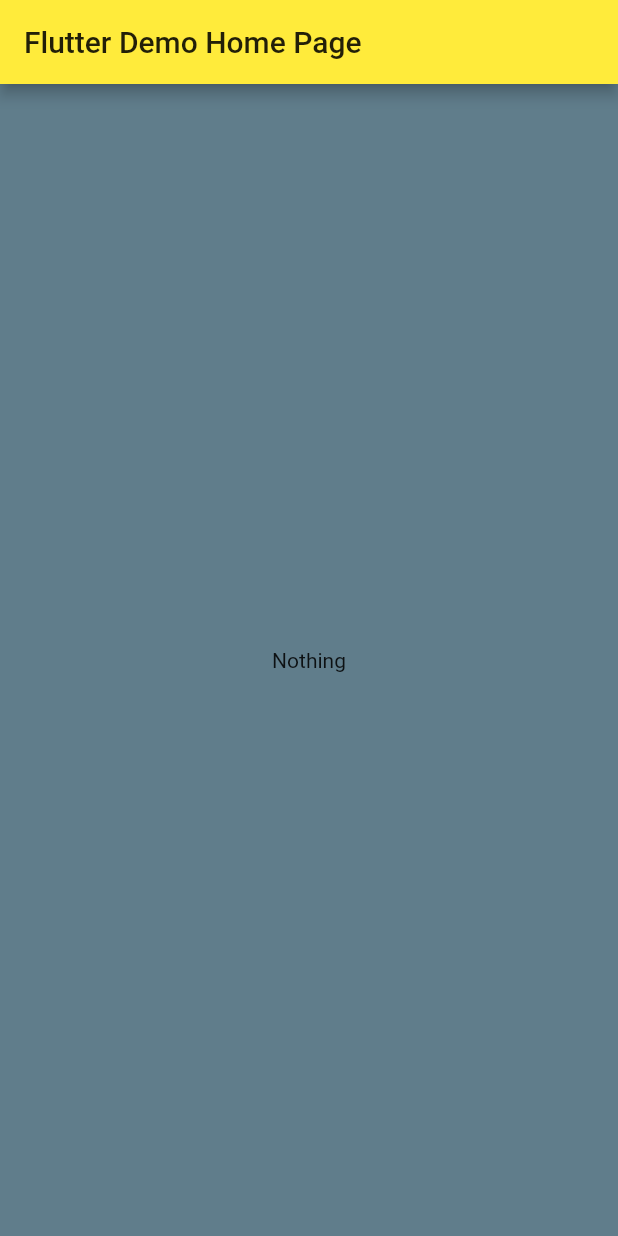
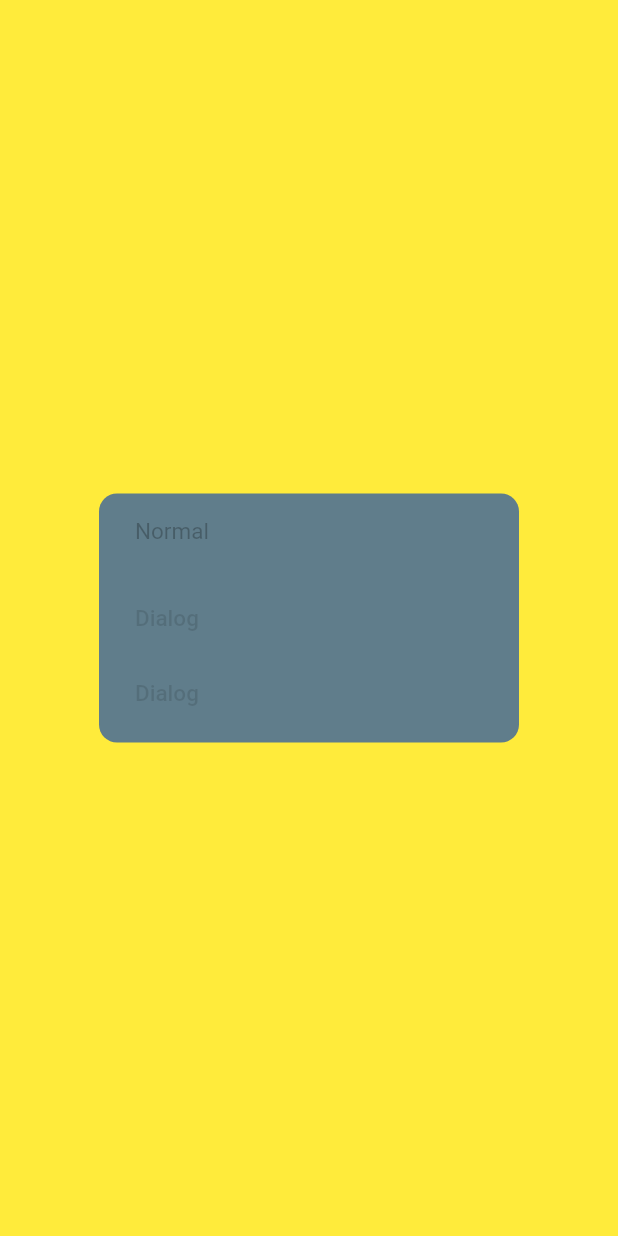
Before and after one commit to pavelsust/flutter_theme_project, a Flutter app: the screen it shows after launch, after a tap on "Nothing", on a phone screen of 412 x 824 dp. Run offline on Flutter 3.47's test engine with Material 2 defaults, Android fonts, the phone set to English and light mode, and no system bars.

Commit message:
dialog done with theme change

```diff
--- a/lib/main.dart
+++ b/lib/main.dart
@@ -1,6 +1,8 @@
 import 'package:flutter/material.dart';
 import 'package:flutter/services.dart';
 import 'package:flutter_theme_project/state/ThemeSetting.dart';
+import 'package:flutter_theme_project/state/dialog_overlay.dart';
+import 'package:flutter_theme_project/state/dialog_screen.dart';
 import 'package:flutter_theme_project/state/state_container.dart';
 
 void main() async{
@@ -49,12 +51,32 @@ class _MyHomePageState extends State<MyHomePage> {
         child: Center(
           child: GestureDetector(
               onTap: (){
-                print("Click");
-                StateContainer.of(context).updateTheme(ThemeOptions.LIGHT);
+                //StateContainer.of(context).updateTheme(ThemeOptions.LIGHT);
+                showAppDialog(
+                    context: context,
+                    builder: (_) => DialogOverlay(
+                        title: "Testing purpose",
+                        optionsList: getThemeList(),));
               },
               child: Text("Nothing")),
         ),
       )
     );
   }
+
+
+
+  List<DialogListItem> getThemeList() {
+    List<DialogListItem> ret = [];
+    ThemeOptions.values.forEach((ThemeOptions value) {
+      ThemeSetting theme = ThemeSetting(value);
+      ret.add(DialogListItem(
+          option: theme.getDisplayName(context),
+          action: () {
+            StateContainer.of(context).updateTheme(ThemeSetting(value));
+            Navigator.of(context).pop();
+          }));
+    });
+    return ret;
+  }
 }
--- /dev/null
+++ b/lib/state/dialog_overlay.dart
@@ -0,0 +1,208 @@
+import 'dart:ui';
+import 'package:flutter/material.dart';
+import 'package:flutter_theme_project/state/state_container.dart';
+
+
+class DialogOverlay extends StatefulWidget {
+  final String title;
+  final List<DialogListItem> optionsList;
+  final bool warningStyle;
+  final TextSpan? body;
+  final bool feeDialog;
+  final bool singleButton;
+
+  DialogOverlay(
+      {required this.title,
+       required this.optionsList,
+        this.body,
+        this.warningStyle = false,
+        this.singleButton = false,
+        this.feeDialog = false});
+
+  @override
+  State<StatefulWidget> createState() => _DialogOverlayState();
+}
+
+class _DialogOverlayState extends State<DialogOverlay>
+    with SingleTickerProviderStateMixin {
+  late AnimationController _controller;
+  late Animation<double> _scaleAnimation;
+  late Animation<double> _opacityAnimation;
+
+  @override
+  void initState() {
+    super.initState();
+
+    _controller =
+        AnimationController(vsync: this, duration: Duration(milliseconds: 200));
+    _scaleAnimation = Tween(begin: 0.75, end: 1.0).animate(
+        CurvedAnimation(parent: _controller, curve: Curves.decelerate));
+    _opacityAnimation = Tween(begin: 0.25, end: 1.0).animate(
+        CurvedAnimation(parent: _controller, curve: Curves.decelerate));
+    _controller.addListener(() {
+      setState(() {});
+    });
+
+    _controller.forward();
+  }
+
+  @override
+  void dispose() {
+    _controller.dispose();
+    super.dispose();
+  }
+
+  Widget buildListItems(List<DialogListItem> optionsList) {
+    List<Widget> widgets = [];
+    for (var option in optionsList) {
+      widgets.add(
+        // Single Option
+        Container(
+          width: double.maxFinite,
+          height: 50,
+          child: FlatButton(
+              onPressed: () {
+                if (option.action == null || option.disabled) {
+                  return;
+                }
+                option.action();
+              },
+              shape: RoundedRectangleBorder(
+                borderRadius: BorderRadius.circular(0),
+              ),
+              padding: EdgeInsets.all(0),
+              child: Container(
+                alignment: Alignment(-1, 0),
+                margin: EdgeInsetsDirectional.only(start: 24, end: 24),
+                child: Text(
+                  "Dialog",
+                  style: TextStyle(
+                    color: Colors.black12,
+                    fontSize: 15
+                  ),
+                ),
+              )),
+        ),
+      );
+    }
+    return Column(children: widgets);
+  }
+
+  @override
+  Widget build(BuildContext context) {
+    return Center(
+      child: Material(
+        color: Colors.transparent,
+        child: BackdropFilter(
+          filter: ImageFilter.blur(sigmaX: 5, sigmaY: 5),
+          child: FadeTransition(
+            opacity: _opacityAnimation,
+            child: ScaleTransition(
+              scale: _scaleAnimation,
+              child: Container(
+                margin: EdgeInsetsDirectional.only(start: 20, end: 20),
+                constraints: BoxConstraints(
+                  maxHeight: MediaQuery.of(context).size.height * 0.8,
+                  maxWidth: 280,
+                ),
+                decoration: BoxDecoration(
+                  color: StateContainer.of(context).currentTheme.secondaryColor,
+                  borderRadius: BorderRadius.circular(12),
+                  boxShadow: [
+                    BoxShadow(
+                      color: StateContainer.of(context).currentTheme.primaryColor!,
+                      offset: Offset(0, 30),
+                      blurRadius: 60,
+                      spreadRadius: -10,
+                    ),
+                  ],
+                ),
+                child: ClipRRect(
+                  borderRadius: BorderRadius.circular(12),
+                  child: Column(
+                    mainAxisSize: MainAxisSize.min,
+                    children: <Widget>[
+                      Container(
+                        width: double.maxFinite,
+                        child: Container(
+                          margin:
+                          EdgeInsetsDirectional.fromSTEB(24, 16, 24, 16),
+                          child: Text(
+                            "Normal",
+                            style: TextStyle(
+                              fontSize: 15,
+                              color: Colors.black26
+                            ),
+                          ),
+                        ),
+                      ),
+                      // Options container
+                      widget.body != null
+                          ? Column(
+                        children: <Widget>[
+                          Container(
+                            margin: EdgeInsetsDirectional.fromSTEB(
+                                24, 16, 24, 16),
+                            child: Column(
+                              children: <Widget>[
+                                Container(
+                                  child: Text("Rich Text",
+                                  style: TextStyle(
+                                    color: Colors.black54,
+                                    fontSize: 16
+                                  ),),
+                                )
+                              ],
+                            ),
+                          ),
+
+
+                        ],
+                      )
+                          : Container(
+                        constraints: BoxConstraints(
+                            maxHeight:
+                            MediaQuery.of(context).size.height * 0.6 -
+                                60,
+                            minHeight: 0),
+                        // Options list
+                        child: SingleChildScrollView(
+                          padding: EdgeInsetsDirectional.only(
+                              top: 8, bottom: 8),
+                          child: buildListItems(widget.optionsList),
+                        ),
+                      ),
+                    ],
+                  ),
+                ),
+              ),
+            ),
+          ),
+        ),
+      ),
+    );
+  }
+}
+
+class DialogListItem {
+  final String option;
+  final Function action;
+  final bool disabled;
+  DialogListItem({required this.option, required this.action, this.disabled = false});
+}
+
+/// Modified dialog function from flutter source. Modified for the backdrop blur effect
+
+Widget _buildMaterialDialogTransitions(
+    BuildContext context,
+    Animation<double> animation,
+    Animation<double> secondaryAnimation,
+    Widget child) {
+  return FadeTransition(
+    opacity: CurvedAnimation(
+      parent: animation,
+      curve: Curves.easeOut,
+    ),
+    child: child,
+  );
+}
--- /dev/null
+++ b/lib/state/dialog_screen.dart
@@ -0,0 +1,72 @@
+
+
+
+import 'package:flutter/material.dart';
+import 'package:flutter_theme_project/state/state_container.dart';
+
+class DialogScreen extends StatelessWidget{
+  @override
+  Widget build(BuildContext context) {
+    var size = MediaQuery.of(context).size;
+    return Container(
+      child: Column(
+        children: [
+          Container(
+            height: size.height*0.02,
+            child: Text(
+              "Theme",
+              style: TextStyle(
+                fontSize: 18,
+                color: Colors.black
+              ),
+            ),
+          )
+        ],
+      ),
+    );
+  }
+}
+
+
+Future<T?> showAppDialog<T>({
+  required BuildContext context,
+  bool barrierDismissible = true,
+  Widget? child,
+  required WidgetBuilder builder,
+}) {
+  assert(child == null || builder == null);
+  assert(debugCheckHasMaterialLocalizations(context));
+
+  final ThemeData theme = Theme.of(context);
+
+  return showGeneralDialog(
+    context: context,
+    pageBuilder: (BuildContext buildContext, Animation<double> animation,
+        Animation<double> secondaryAnimation) {
+      final Widget pageChild = child ?? Builder(builder: builder);
+      return SafeArea(
+        child: Builder(builder: (BuildContext context) {
+          return theme != null ? Theme(data: theme, child: pageChild) : pageChild;
+        }),
+      );
+    },
+    barrierDismissible: barrierDismissible,
+    barrierLabel: MaterialLocalizations.of(context).modalBarrierDismissLabel,
+    barrierColor: StateContainer.of(context).currentTheme.primaryColor!,
+    transitionDuration: const Duration(milliseconds: 0),
+    transitionBuilder: _buildMaterialDialogTransitions,
+  );
+}
+Widget _buildMaterialDialogTransitions(
+    BuildContext context,
+    Animation<double> animation,
+    Animation<double> secondaryAnimation,
+    Widget child) {
+  return FadeTransition(
+    opacity: CurvedAnimation(
+      parent: animation,
+      curve: Curves.easeOut,
+    ),
+    child: child,
+  );
+}
--- a/lib/state/state_container.dart
+++ b/lib/state/state_container.dart
@@ -39,12 +39,24 @@ class StateContainerState extends State<StateContainer>{
 
   BaseTheme currentTheme = DarkTheme();
 
+  // // Change the theme
+  // Future<void> updateTheme(ThemeOptions themeOptions) async {
+  //   ThemeSetting theme = ThemeSetting(themeOptions);
+  //
+  //   if(theme.getTheme()!=currentTheme){
+  //     if(mounted){
+  //       setState(() {
+  //         this.currentTheme = theme.getTheme();
+  //       });
+  //     }
+  //   }
+  // }
+
   // Change the theme
-  Future<void> updateTheme(ThemeOptions themeOptions) async {
-    ThemeSetting theme = ThemeSetting(themeOptions);
+  Future<void> updateTheme(ThemeSetting theme) async {
 
-    if(theme.getTheme()!=currentTheme){
-      if(mounted){
+    if (theme.getTheme() != currentTheme) {
+      if (mounted) {
         setState(() {
           this.currentTheme = theme.getTheme();
         });
@@ -55,7 +67,8 @@ class StateContainerState extends State<StateContainer>{
   @override
   void initState() {
     super.initState();
-    updateTheme(ThemeOptions.DARK);
+    //updateTheme(ThemeOptions.DARK);
+    updateTheme(ThemeSetting(ThemeOptions.values[0]));
   }
 
   @override
```
